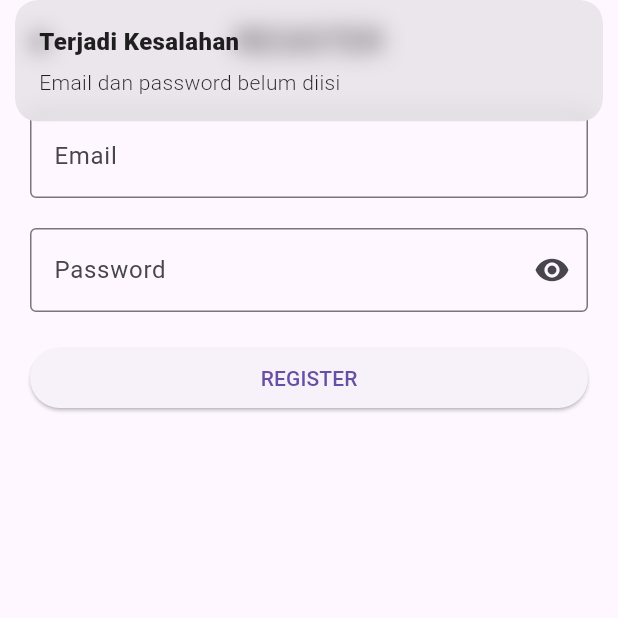
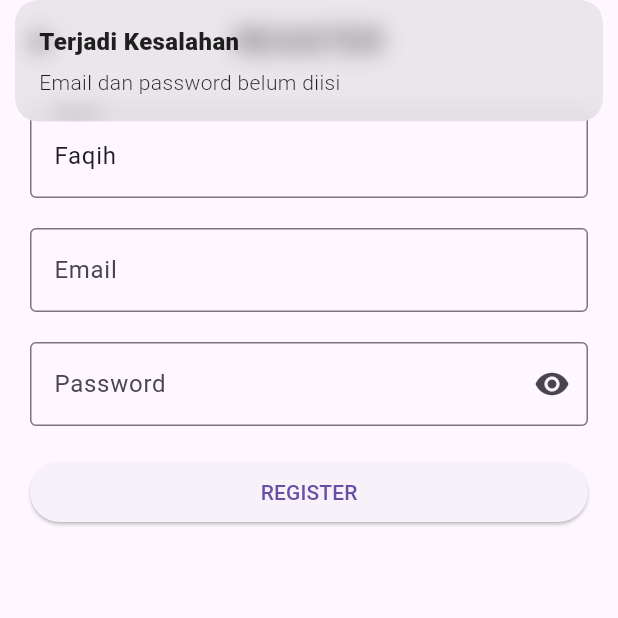
Before and after one commit to Faqihasyari/supabase_note, a Flutter app: the RegisterView screen opened by its route, after a tap on "REGISTER", on a phone screen of 412 x 824 dp, the top half of it. Run offline on Flutter 3.47's test engine with Material 3 defaults, Android fonts, the phone set to English and light mode, and no system bars; our stand-ins replace get, supabase_flutter; accounts and stored records are empty.

Commit message:
toTableSupa

```diff
--- a/lib/app/modules/register/controllers/register_controller.dart
+++ b/lib/app/modules/register/controllers/register_controller.dart
@@ -14,15 +14,26 @@ class RegisterController extends GetxController {
   SupabaseClient client = Supabase.instance.client;
 
   void signup() async {
-    if (nameC.text.isNotEmpty && emailC.text.isNotEmpty && passC.text.isNotEmpty) {
+    if (nameC.text.isNotEmpty &&
+        emailC.text.isNotEmpty &&
+        passC.text.isNotEmpty) {
       isLoading.value = true;
       try {
         AuthResponse res =
             await client.auth.signUp(email: emailC.text, password: passC.text);
-        Get.snackbar("Berhasil", "Akun Berhasil Dibuat");
         //insert data ke table
+        if (res.user != null) {
+          final response = await client.from("users").insert({
+            "uid": res.user!.id,
+            "email": emailC.text,
+            "name": nameC.text,
+            "created_at": DateTime.now().toIso8601String(),
+          });
 
-        Get.offAllNamed(Routes.HOME);
+          Get.snackbar("Berhasil", "Akun Berhasil Dibuat");
+
+          Get.offAllNamed(Routes.HOME);
+        }
       } on AuthException catch (e) {
         Get.snackbar("Gagal", e.message);
         Get.back();
@@ -31,17 +42,6 @@ class RegisterController extends GetxController {
       } finally {
         isLoading.value = false;
       }
-      // Get.defaultDialog(
-      //   barrierDismissible: false,
-      //     title: "BERHASIL REGISTER",
-      //     middleText: "Periksa dan lakukan email konfirmasi",
-      //     actions: [
-      //       OutlinedButton(
-      //           onPressed: () {
-      //             Get.back(); //Buat tutup dialog
-      //             Get.back(); //Kembali ke login
-      //           }, child: Text("Oke Saya Mengerti"))
-      //     ]);
     } else {
       Get.snackbar("Terjadi Kesalahan", "Email dan password belum diisi");
     }
--- a/lib/app/modules/register/views/register_view.dart
+++ b/lib/app/modules/register/views/register_view.dart
@@ -18,6 +18,16 @@ class RegisterView extends GetView<RegisterController> {
           children: [
             TextField(
               autocorrect: false,
+              controller: controller.nameC,
+              textInputAction: TextInputAction.next,
+              decoration: InputDecoration(
+                  labelText: "Name", border: OutlineInputBorder()),
+            ),
+            SizedBox(
+              height: 20,
+            ),
+            TextField(
+              autocorrect: false,
               controller: controller.emailC,
               textInputAction: TextInputAction.next,
               decoration: InputDecoration(
@@ -35,7 +45,9 @@ class RegisterView extends GetView<RegisterController> {
                 decoration: InputDecoration(
                     suffixIcon: IconButton(
                         onPressed: () => controller.isHidden.toggle(),
-                        icon: controller.isHidden.isTrue ? Icon(Icons.remove_red_eye) : Icon(Icons.remove_red_eye_outlined)),
+                        icon: controller.isHidden.isTrue
+                            ? Icon(Icons.remove_red_eye)
+                            : Icon(Icons.remove_red_eye_outlined)),
                     labelText: "Password",
                     border: OutlineInputBorder()),
               ),
@@ -43,12 +55,15 @@ class RegisterView extends GetView<RegisterController> {
             SizedBox(
               height: 20,
             ),
-            Obx(() => ElevatedButton(onPressed: () {
-              if(controller.isLoading.isFalse){
-                //eksekusi register
-                controller.signup();
-              }
-            }, child: Text(controller.isLoading.isFalse ?'REGISTER' : 'LOADING')))
+            Obx(() => ElevatedButton(
+                onPressed: () {
+                  if (controller.isLoading.isFalse) {
+                    //eksekusi register
+                    controller.signup();
+                  }
+                },
+                child: Text(
+                    controller.isLoading.isFalse ? 'REGISTER' : 'LOADING')))
           ],
         ));
   }
```
